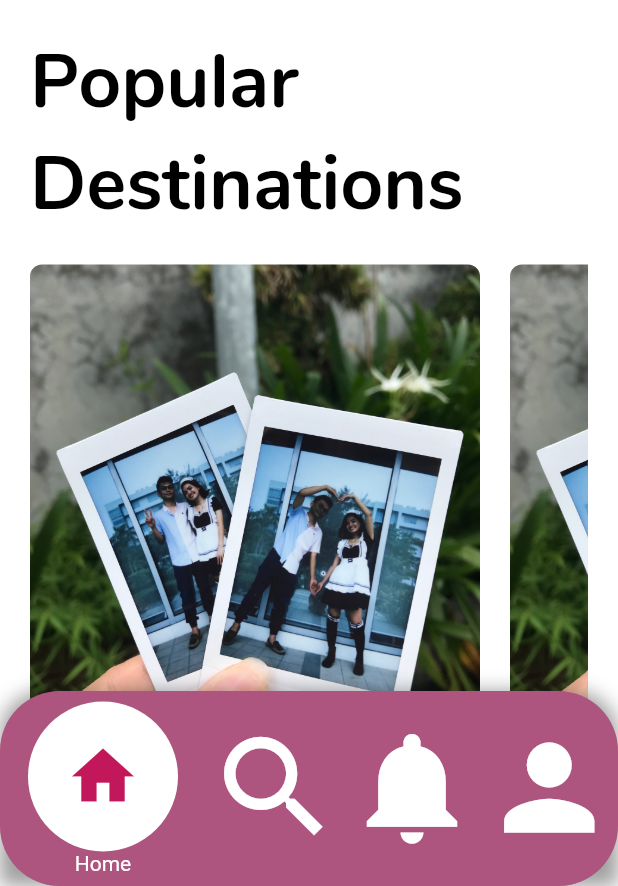
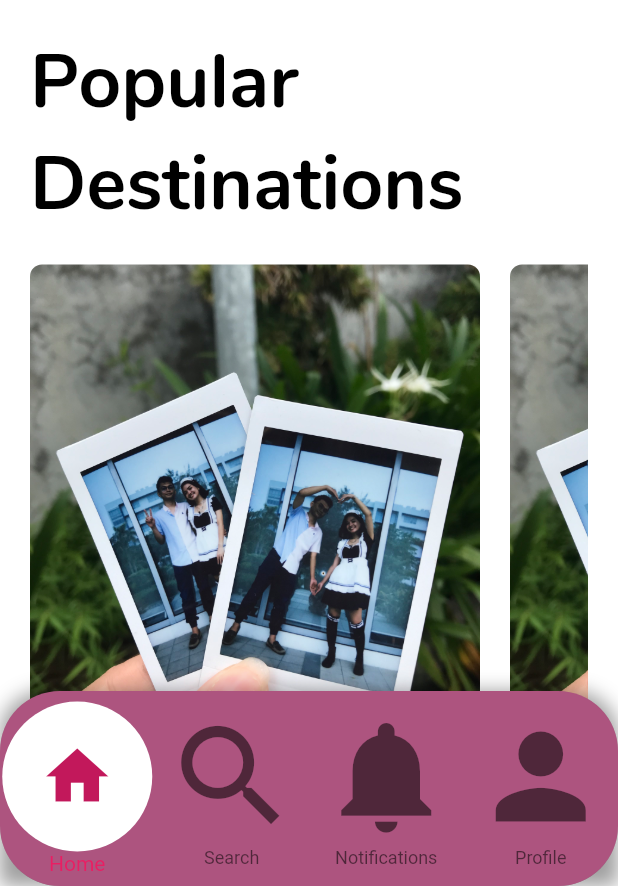
Before and after one commit to miyukiandjia/lakbayan, a Flutter app: the screen it shows once a user with an empty profile is signed in, on a phone screen of 412 x 824 dp, the part 350-1236 px from its top. Run offline on Flutter 3.47's test engine with Material 2 defaults, Android fonts, the light colour scheme and no system bars; our stand-ins replace cloud_firestore, firebase_auth, firebase_core, google_maps_flutter, location; missing offline and left inert: excel, flutter_polyline_points; accounts and stored records are empty.

Commit message:
update news feed

```diff
--- a/lib/pages/home_page.dart
+++ b/lib/pages/home_page.dart
@@ -187,6 +187,7 @@ class HomePage extends StatelessWidget {
                     );
                   }
                 },
+                type: BottomNavigationBarType.fixed,
                 items: <BottomNavigationBarItem>[
                   BottomNavigationBarItem(
                     icon: currentIndex == 0
@@ -332,98 +333,101 @@ class HomePage extends StatelessWidget {
                 const SizedBox(height: 20),
                 for (var itinerary in itineraries) _itineraryCard(itinerary),
                 Column(
-                  children: <Widget>[
-                    Card(
-                      child: Container(
-                        height: 350.0,
-                        color: Colors.white,
-                        child: Column(
-                          children: <Widget>[
+                  children: [
                     Text(
                       'News Feed',
                       style: TextStyle(
+                          fontWeight: FontWeight.bold,
                           fontFamily: 'Nunito',
-                                fontSize: 50,
-                                fontWeight: FontWeight.bold,
-                                color: Colors.black,
+                          fontSize: 32),
                     ),
+                    Padding(
+                      padding: const EdgeInsets.all(12),
+                      child: Row(
+                          mainAxisAlignment: MainAxisAlignment.spaceBetween,
+                          children: [
+                            Row(
+                              children: [
+                                CircleAvatar(
+                                  radius: 20,
+                                  backgroundImage:
+                                      AssetImage('lib/images/user.png'),
                                 ),
-                            const ListTile(
-                              leading: CircleAvatar(),
-                              title: Text(
-                                "Patricia Anne Marie Go",
-                                style: TextStyle(
-                                  fontFamily: 'Nunito',
-                                  fontSize: 22,
-                                  color: Colors.black,
+                                SizedBox(
+                                  width: 10,
                                 ),
+                                Text(
+                                  'Username',
+                                  style: TextStyle(fontWeight: FontWeight.bold),
+                                )
+                              ],
                             ),
-                              subtitle: Text(
-                                "Tue Oct 01 2019 12:50:14",
-                                style: TextStyle(
-                                  fontFamily: 'Nunito',
-                                  fontSize: 16,
-                                  color: Colors.black,
+                            Icon(Icons.menu)
+                          ]),
                     ),
+                    Container(
+                      //itinerary here -------------------------
+                      height: 600,
+                      width: 800,
+
+                      child: Image.asset('lib/images/random_post.jpg'),
                     ),
+                    Padding(
+                      padding: const EdgeInsets.all(16),
+                      child: Row(
+                        mainAxisAlignment: MainAxisAlignment.spaceBetween,
+                        children: [
+                          Row(
+                            children: [
+                              Icon(
+                                Icons.favorite,
+                                color: Colors.red[400],
                               ),
-                            Expanded(
-                              child: Container(
-                                color: Colors.blue,
-                                width: 650.0,
-                                child: Column(
-                                  children: <Widget>[
-                                    Text("Itinerary goes here."),
+                              Padding(
+                                padding: const EdgeInsets.symmetric(
+                                    horizontal: 16.0),
+                                child: Icon(Icons.chat_bubble_outline),
+                              ),
+                              Icon(Icons.share),
+                            ],
+                          ),
+                          Icon(Icons.bookmark),
                         ],
                       ),
                     ),
+                    Padding(
+                      padding: const EdgeInsets.only(left: 16),
+                      child: Row(
+                        children: [
+                          Text('Liked by '),
+                          Text(
+                            'User',
+                            style: TextStyle(fontWeight: FontWeight.bold),
                           ),
-                            SizedBox(
-                              height: 14.0,
-                            ),
-                            Row(
-                              mainAxisAlignment: MainAxisAlignment.spaceAround,
-                              children: <Widget>[
-                                Row(
-                                  children: <Widget>[
-                                    Icon(Icons.thumb_up),
-                                    SizedBox(
-                                      width: 8.0,
-                                    ),
-                                    Text("Like"),
-                                  ],
-                                ),
-                                Row(
-                                  children: <Widget>[
-                                    Icon(Icons.comment),
-                                    SizedBox(
-                                      width: 8.0,
-                                    ),
-                                    Text("Comments"),
-                                  ],
-                                ),
-                                Row(
-                                  children: <Widget>[
-                                    Icon(Icons.share),
-                                    SizedBox(
-                                      width: 8.0,
-                                    ),
-                                    Text("Share"),
-                                  ],
-                                ),
-                              ],
+                          Text(' and '),
+                          Text(
+                            'others',
+                            style: TextStyle(fontWeight: FontWeight.bold),
                           ),
                         ],
                       ),
                     ),
-                    ),
+                    //space for nav bar
+                    Row(
+                      children: [
+                        Container(
+                          height: 200,
+                        )
+                      ],
+                    )
                   ],
                 )
               ],
             ),
           ),
+
           // This will place your navBar at the bottom of the screen
-
+          //GIPA LUPAD NAKO NAV BARRRRRRRRRRRRRRRRRRRRRRRRR---------------------------------------!!!!!!!!!!!!!!!!!!!
           Positioned(
             left: 0,
             right: 0,
```
Also changed, not shown: lib/pages/notif_page.dart (+32 -83 lines), lib/images/random_post.jpg (added), lib/images/user.png (added). Lines whose indentation alone changed are shown as unchanged.
